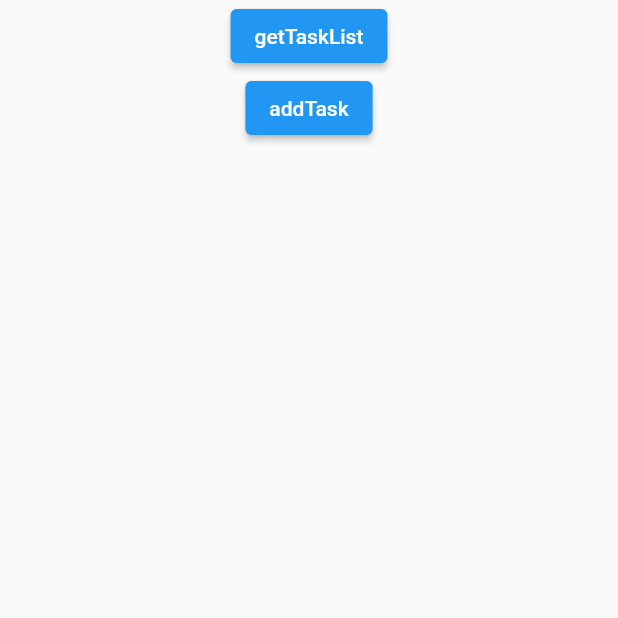
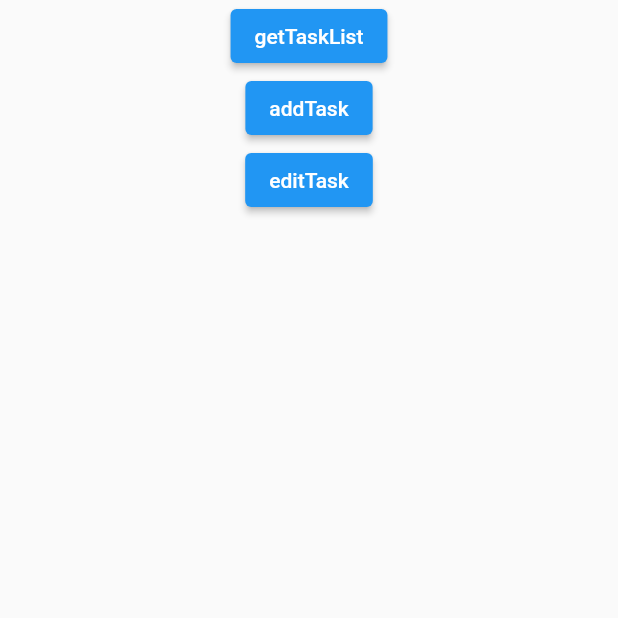
Before and after one commit to StarProxima/todo-manager, a Flutter app: the screen it shows after launch, after a tap on "getTaskList", on a phone screen of 412 x 824 dp, the top half of it. Run offline on Flutter 3.47's test engine with Material 2 defaults, Android fonts, the phone set to English and light mode, and no system bars; network calls fail.

Commit message:
EditTask request

```diff
--- a/lib/data/repositories/task_repository.dart
+++ b/lib/data/repositories/task_repository.dart
@@ -1,5 +1,4 @@
 import 'dart:convert';
-import 'dart:developer';
 
 import 'package:todo_manager/data/models/task_model.dart';
 import 'package:todo_manager/data/repositories/repository.dart';
@@ -8,17 +7,17 @@ class TaskRepository extends Repository {
   static const String baseUrl = 'https://beta.mrdekk.ru/todobackend';
   static int? revision = 0;
 
-  Future<List<Task>> getTaskList() async {
+  Future<List<Task>> getTasks() async {
     final ResponseData response = await getRequest(
       "$baseUrl/list",
       headers: {
-        "Authorization": 'Bearer Elesding',
+        "Authorization": "Bearer Elesding",
       },
     );
-    log(response.data);
+
     if (response.status == 200) {
       revision = jsonDecode(response.data)['revision'];
-      log('revision: $revision');
+
       return (jsonDecode(response.data)['list'] as Iterable)
           .map((e) => Task.fromMap(e))
           .toList();
@@ -39,7 +38,28 @@ class TaskRepository extends Repository {
         "X-Last-Known-Revision": "$revision",
       },
     );
+    if (response.status == 200) {
+      revision = jsonDecode(response.data)['revision'];
+    }
+    return response;
+  }
 
+  Future<ResponseData> editTask(Task task) async {
+    final ResponseData response = await putRequest(
+      url: "$baseUrl/list/${task.id}",
+      parametrs: '''{
+        "status": "ok",
+        "element": ${task.toJson()}
+      }''',
+      headers: {
+        "Authorization": "Bearer Elesding",
+        "Content-Type": "application/json",
+        "X-Last-Known-Revision": "$revision",
+      },
+    );
+    if (response.status == 200) {
+      revision = jsonDecode(response.data)['revision'];
+    }
     return response;
   }
 }
--- a/lib/main.dart
+++ b/lib/main.dart
@@ -8,11 +8,21 @@ void main() {
   runApp(const MyApp());
 }
 
-class MyApp extends StatelessWidget {
+class MyApp extends StatefulWidget {
   const MyApp({Key? key}) : super(key: key);
 
+  @override
+  State<MyApp> createState() => _MyAppState();
+}
+
+class _MyAppState extends State<MyApp> {
+  Task? lastTask;
+
   void getTaskList() async {
-    log((await TaskRepository().getTaskList()).toString());
+    final tasks = await TaskRepository().getTasks();
+
+    lastTask = tasks.isNotEmpty ? tasks.last : null;
+    log(tasks.toString());
   }
 
   void addTask() async {
@@ -21,6 +31,15 @@ class MyApp extends StatelessWidget {
         importance: Importance.low,
         done: false,
         text: 'way',
+      ),
+    );
+    log('${response.data} ${response.status}');
+  }
+
+  void editTask() async {
+    var response = await TaskRepository().editTask(
+      lastTask!.copyWith(
+        text: 'NOOO WAAAY',
       ),
     );
     log('${response.data} ${response.status}');
@@ -43,6 +62,10 @@ class MyApp extends StatelessWidget {
                 onPressed: addTask,
                 child: const Text('addTask'),
               ),
+              ElevatedButton(
+                onPressed: editTask,
+                child: const Text('editTask'),
+              ),
             ],
           ),
         ),
```
Also changed, not shown: lib/data/models/task_model.dart (+7 -3 lines).
